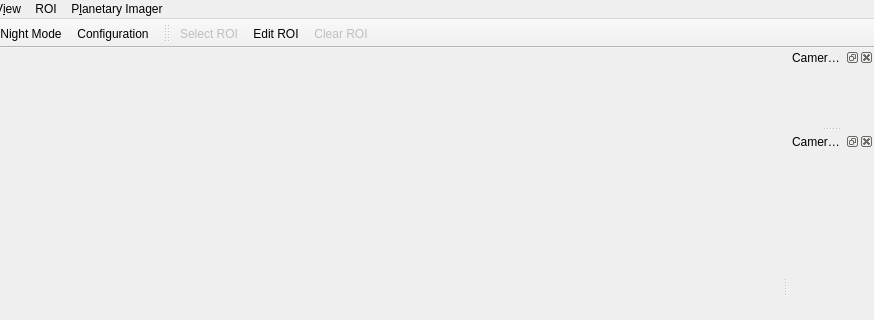
The window that src/planetaryimager_mainwindow.ui (GuLinux/PlanetaryImager) describes before a commit, drawn with Qt 5; both pictures show x 123 to 997 and y 0 to 320 of the 997 by 546 pixel window.
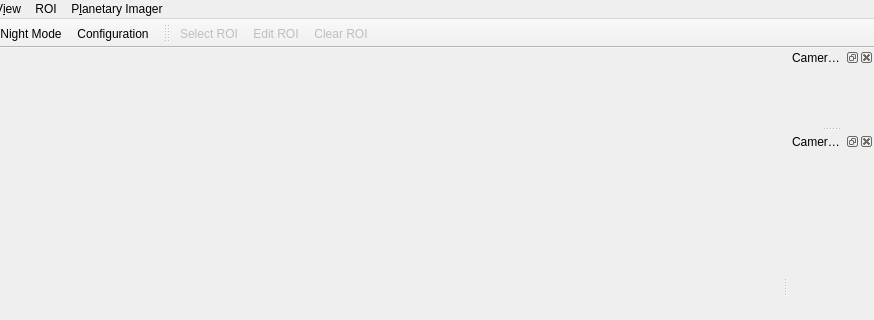
The same window after the commit. Icons and pictures are not drawn.

Diff of the .ui file:
```diff
--- a/src/planetaryimager_mainwindow.ui
+++ b/src/planetaryimager_mainwindow.ui
@@ -167,6 +167,9 @@
    <addaction name="actionShow_settings"/>
   </widget>
   <widget class="QToolBar" name="ROIToolbar">
+   <property name="enabled">
+    <bool>true</bool>
+   </property>
    <property name="windowTitle">
     <string>ROI</string>
    </property>
@@ -376,6 +379,9 @@
    </property>
   </action>
   <action name="actionEdit_ROI">
+   <property name="enabled">
+    <bool>false</bool>
+   </property>
    <property name="text">
     <string>Edit ROI</string>
    </property>
```
